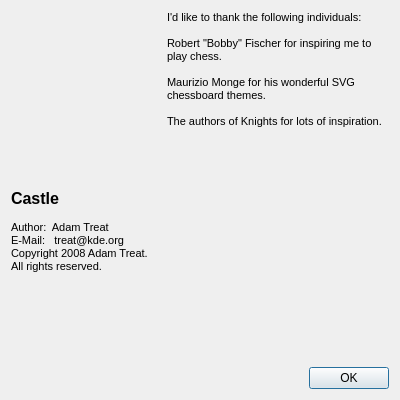
Old version of the form src/ui/aboutdialog.ui in the repository manyoso/queensmate.
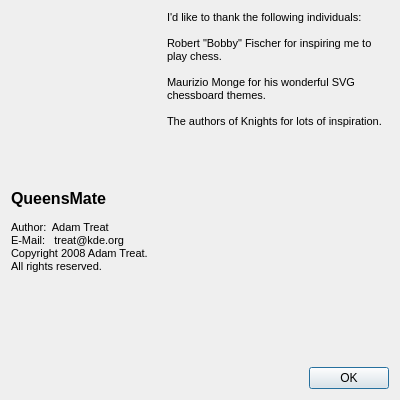
New version of the form.

The edit to the form file:
```diff
--- a/src/ui/aboutdialog.ui
+++ b/src/ui/aboutdialog.ui
@@ -66,7 +66,7 @@
       <string>&lt;html>&lt;head>&lt;meta name="qrichtext" content="1" />&lt;style type="text/css">
 p, li { white-space: pre-wrap; }
 &lt;/style>&lt;/head>&lt;body style=" font-family:'Bitstream Vera Sans'; font-size:8pt; font-weight:400; font-style:normal;">
-&lt;p style=" margin-top:0px; margin-bottom:0px; margin-left:0px; margin-right:0px; -qt-block-indent:0; text-indent:0px;">&lt;span style=" font-size:12pt; font-weight:600;">Castle&lt;/span>&lt;/p>
+&lt;p style=" margin-top:0px; margin-bottom:0px; margin-left:0px; margin-right:0px; -qt-block-indent:0; text-indent:0px;">&lt;span style=" font-size:12pt; font-weight:600;">QueensMate&lt;/span>&lt;/p>
 &lt;p style="-qt-paragraph-type:empty; margin-top:0px; margin-bottom:0px; margin-left:0px; margin-right:0px; -qt-block-indent:0; text-indent:0px;">&lt;/p>
 &lt;p style=" margin-top:0px; margin-bottom:0px; margin-left:0px; margin-right:0px; -qt-block-indent:0; text-indent:0px;">Author:  Adam Treat&lt;/p>
 &lt;p style=" margin-top:0px; margin-bottom:0px; margin-left:0px; margin-right:0px; -qt-block-indent:0; text-indent:0px;">E-Mail:   treat@kde.org&lt;/p>
```
